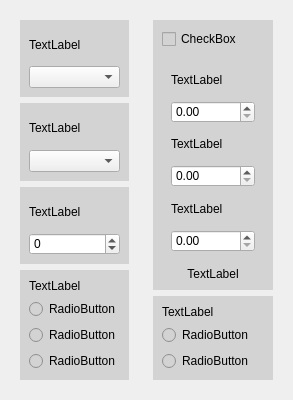
Old version of the form View/frontend/UI/lockin_tab_options.ui in the repository FranciscoGauna/Microscopy-Program.
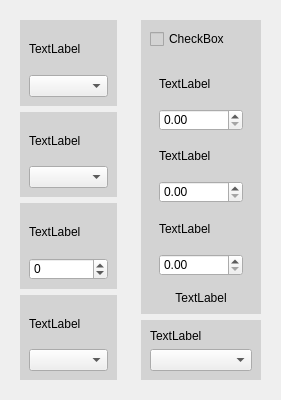
New version of the form.

```diff
--- a/View/frontend/UI/lockin_tab_options.ui
+++ b/View/frontend/UI/lockin_tab_options.ui
@@ -150,23 +150,9 @@
             </widget>
            </item>
            <item>
-            <widget class="QRadioButton" name="ig_0">
-             <property name="text">
-              <string>RadioButton</string>
-             </property>
-            </widget>
-           </item>
-           <item>
-            <widget class="QRadioButton" name="ig_1">
-             <property name="text">
-              <string>RadioButton</string>
-             </property>
-            </widget>
-           </item>
-           <item>
-            <widget class="QRadioButton" name="ig_2">
-             <property name="text">
-              <string>RadioButton</string>
+            <widget class="QComboBox" name="ig_cb">
+             <property name="styleSheet">
+              <string notr="true">background-color: Pale gray;</string>
              </property>
             </widget>
            </item>
@@ -327,16 +313,9 @@
             </widget>
            </item>
            <item>
-            <widget class="QRadioButton" name="coupling_0">
-             <property name="text">
-              <string>RadioButton</string>
-             </property>
-            </widget>
-           </item>
-           <item>
-            <widget class="QRadioButton" name="coupling_1">
-             <property name="text">
-              <string>RadioButton</string>
+            <widget class="QComboBox" name="coupling_cb">
+             <property name="styleSheet">
+              <string notr="true">background-color: Pale gray;</string>
              </property>
             </widget>
            </item>
```
